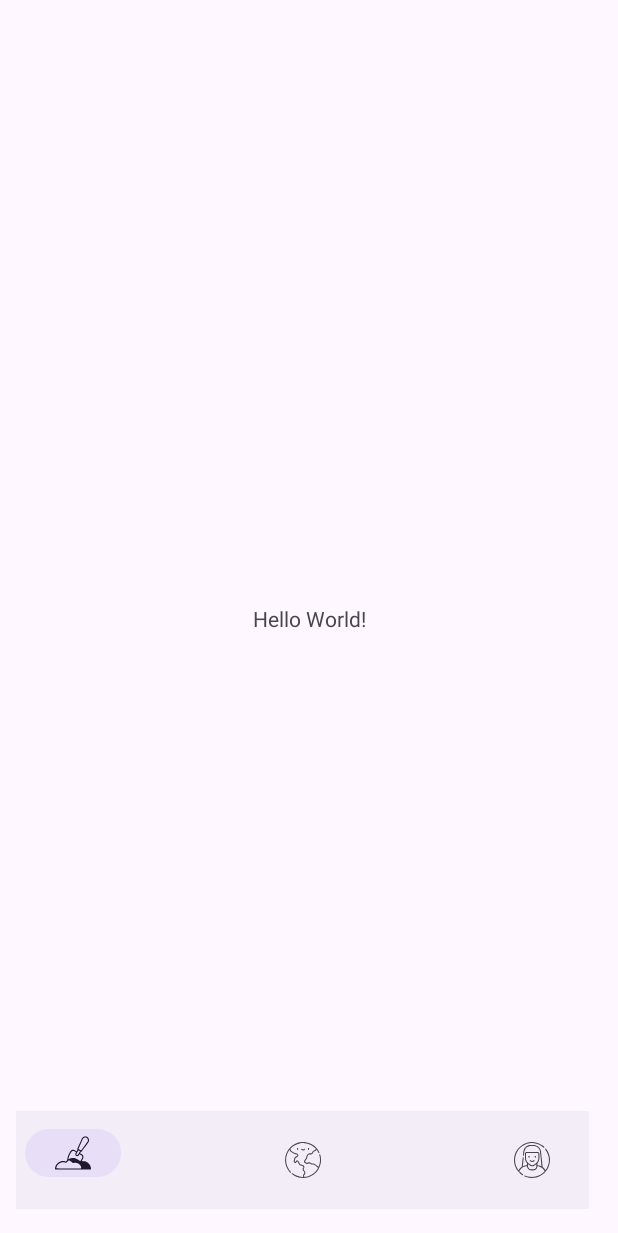
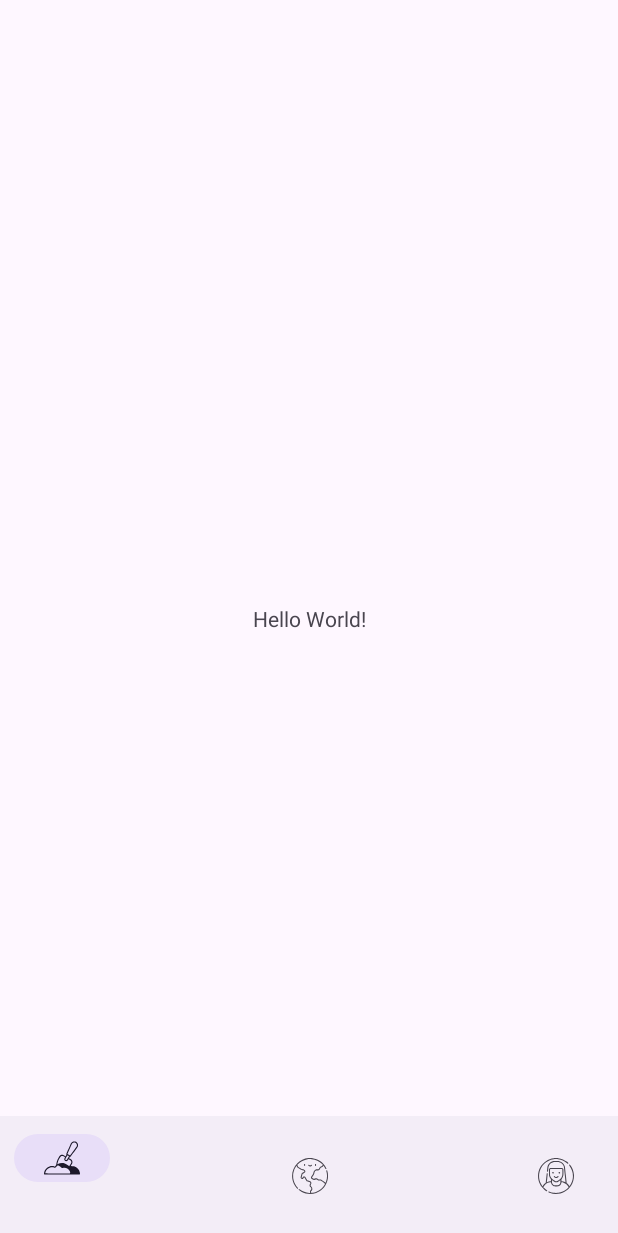
Before and after one commit to SamuelFerragne/JardinUrbain, an Android app: the screen it shows after launch (MainActivity), on a phone screen of 412 x 824 dp. Shown: the top 1233 px of the screen. Run offline under Robolectric (Android 15) with nearby library versions, the phone set to English and light mode, and no system bars.

Commit message:
layout pour la barre de tâche

```diff
--- a/app/src/main/res/layout/activity_main.xml
+++ b/app/src/main/res/layout/activity_main.xml
@@ -16,18 +16,11 @@
         app:layout_constraintStart_toStartOf="parent"
         app:layout_constraintTop_toTopOf="parent" />
 
-    <com.google.android.material.bottomnavigation.BottomNavigationView
-        android:id="@+id/bnv_navigation"
-        android:layout_width="382dp"
-        android:layout_height="65dp"
-        android:layout_alignParentBottom="true"
-        app:layout_constraintBottom_toBottomOf="parent"
-        app:layout_constraintEnd_toEndOf="parent"
-        app:layout_constraintHorizontal_bias="0.346"
-        app:layout_constraintStart_toStartOf="parent"
-        app:layout_constraintTop_toTopOf="parent"
-        app:layout_constraintVertical_bias="0.976"
-        app:menu="@menu/bottom_nav_menu"
-        tools:ignore="MissingConstraints" />
+    <include layout="@layout/bottom_navigation"
+    android:layout_width="0dp"
+    android:layout_height="wrap_content"
+    app:layout_constraintBottom_toBottomOf="parent"
+    app:layout_constraintEnd_toEndOf="parent"
+    app:layout_constraintStart_toStartOf="parent"/>
 
 </androidx.constraintlayout.widget.ConstraintLayout>
--- /dev/null
+++ b/app/src/main/res/layout/bottom_navigation.xml
@@ -0,0 +1,9 @@
+<!-- bottom_navigation.xml -->
+<com.google.android.material.bottomnavigation.BottomNavigationView
+    xmlns:android="http://schemas.android.com/apk/res/android"
+    xmlns:app="http://schemas.android.com/apk/res-auto"
+    android:id="@+id/bnv_navigation"
+    android:layout_width="match_parent"
+    android:layout_height="wrap_content"
+    android:layout_gravity="bottom"
+    app:menu="@menu/bottom_nav_menu" />
```
